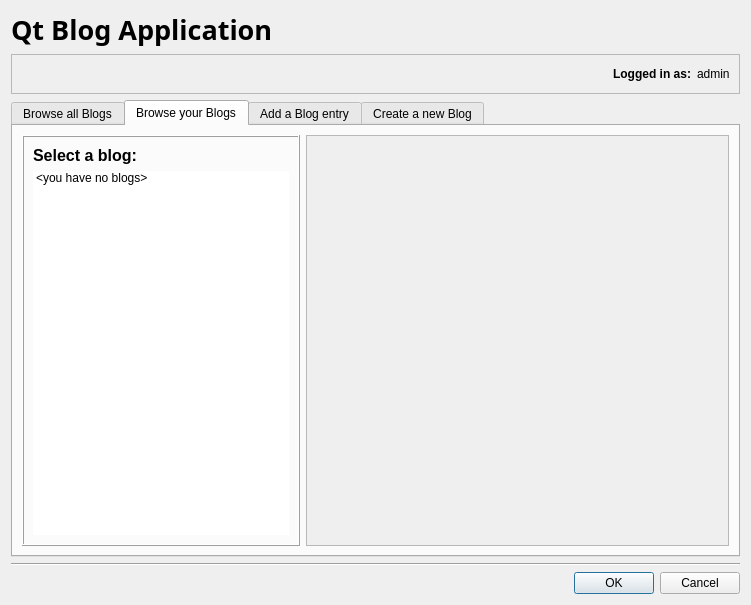
Qt form maindialog.ui (Kliszek/Qt-Blog-Application) before a commit.
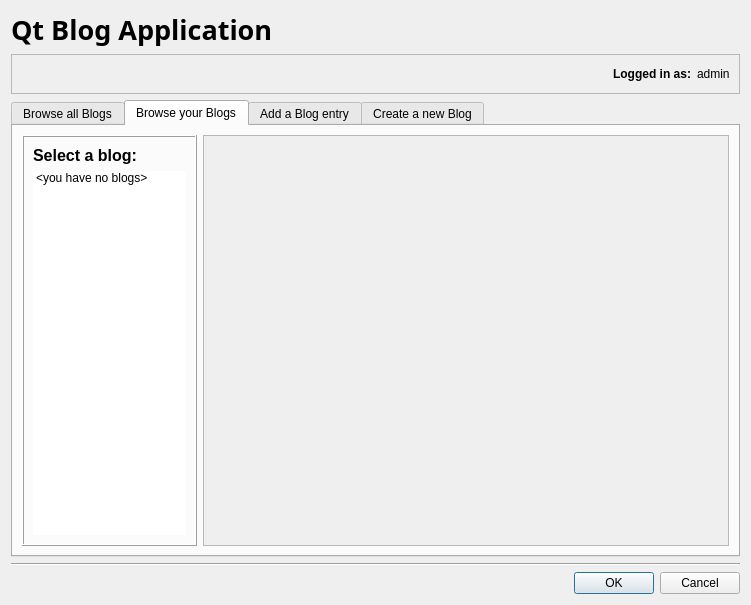
The same form after that commit. The open tabs and pages were chosen to show the change.

What changed in the file:
```diff
--- a/maindialog.ui
+++ b/maindialog.ui
@@ -185,8 +185,14 @@
        <string>Browse your Blogs</string>
       </attribute>
       <layout class="QHBoxLayout" name="horizontalLayout_5">
-       <item alignment="Qt::AlignLeft">
+       <item>
         <widget class="QFrame" name="frame_2">
+         <property name="sizePolicy">
+          <sizepolicy hsizetype="Preferred" vsizetype="Preferred">
+           <horstretch>1</horstretch>
+           <verstretch>0</verstretch>
+          </sizepolicy>
+         </property>
          <property name="frameShape">
           <enum>QFrame::Box</enum>
          </property>
@@ -233,6 +239,15 @@
        </item>
        <item>
         <widget class="QScrollArea" name="scrollArea">
+         <property name="sizePolicy">
+          <sizepolicy hsizetype="Expanding" vsizetype="Expanding">
+           <horstretch>3</horstretch>
+           <verstretch>0</verstretch>
+          </sizepolicy>
+         </property>
+         <property name="horizontalScrollBarPolicy">
+          <enum>Qt::ScrollBarAlwaysOff</enum>
+         </property>
          <property name="widgetResizable">
           <bool>true</bool>
          </property>
@@ -244,10 +259,17 @@
            <rect>
             <x>0</x>
             <y>0</y>
-            <width>412</width>
+            <width>520</width>
             <height>334</height>
            </rect>
           </property>
+          <property name="sizePolicy">
+           <sizepolicy hsizetype="Preferred" vsizetype="Preferred">
+            <horstretch>0</horstretch>
+            <verstretch>0</verstretch>
+           </sizepolicy>
+          </property>
+          <layout class="QVBoxLayout" name="verticalLayout_6"/>
          </widget>
         </widget>
        </item>
```
Left out of the diff: 23 changed lines with no effect on the pictures.
